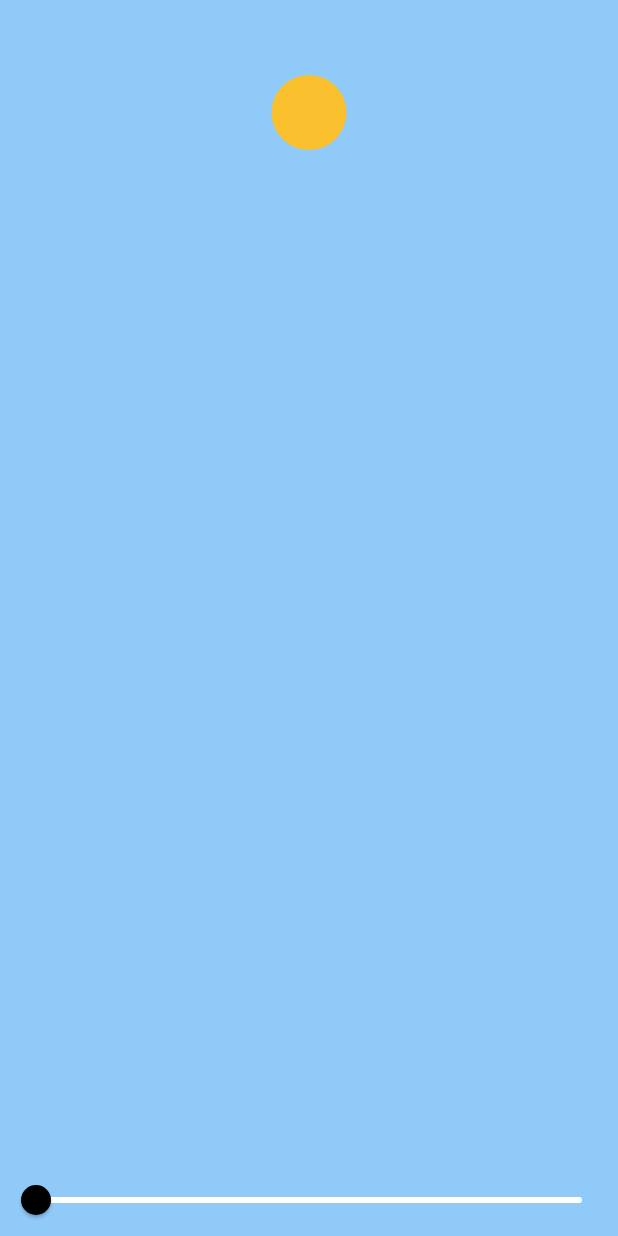
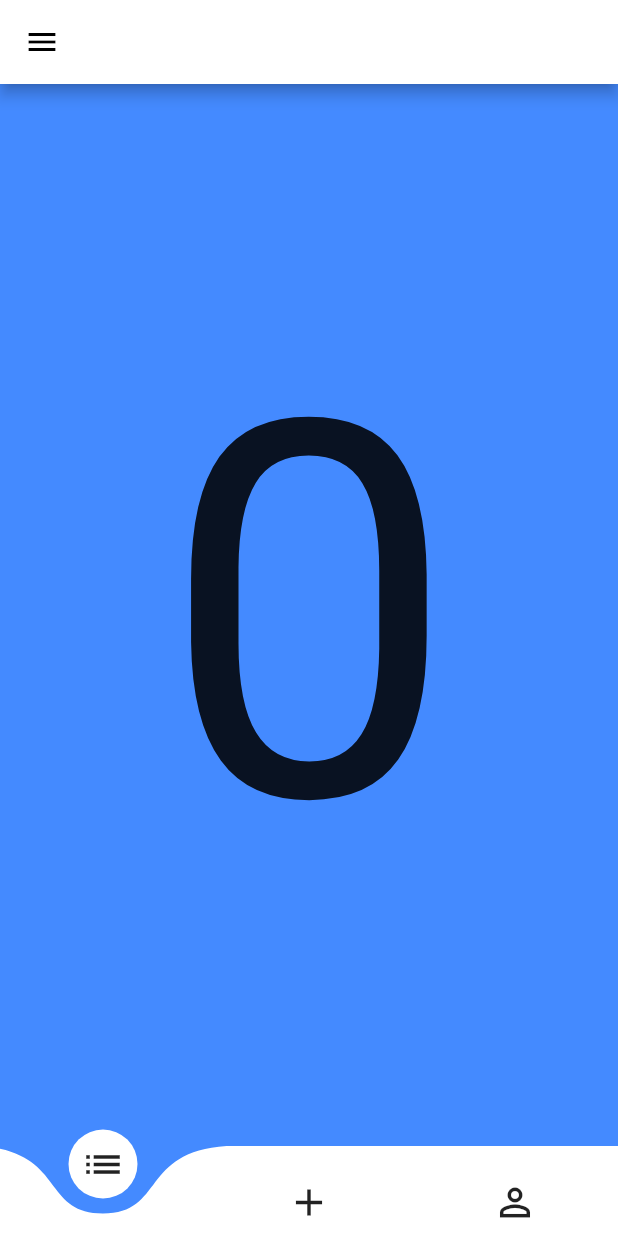
Before and after one commit to MoonStar32/Flutter_project_bottomNavBar_mk, a Flutter app: the screen it shows after launch, on a phone screen of 412 x 824 dp. Run offline on Flutter 3.47's test engine with Material 2 defaults, Android fonts, the phone set to English and light mode, and no system bars; drawn by our look-alikes of curved_navigation_bar.

Commit message:
Update main.dart

```diff
--- a/lib/main.dart
+++ b/lib/main.dart
@@ -1,61 +1,58 @@
 import 'package:flutter/material.dart';
+import 'package:curved_navigation_bar/curved_navigation_bar.dart';
 
-void main() {
-  runApp(const MaterialApp(
-    home: SunPage(),
-  ));
+void main() => runApp(MaterialApp(home: BottomNavBar()));
+
+class BottomNavBar extends StatefulWidget {
+  @override
+  _BottomNavBarState createState() => _BottomNavBarState();
 }
 
-class SunPage extends StatefulWidget{
-  const SunPage({super.key});
-
-  @override
-  State<SunPage> createState() => SunPageState();
-}
-
-class SunPageState extends State<SunPage> {
-  double sunState = 0;
-
-  getColor() {
-    if (sunState < 33){
-      return Colors.blue[200];
-    } else if (sunState < 66){
-      return Colors.deepOrange[300];
-    } else {
-      return Colors.purple[700];
-    }
-  }
-
+class _BottomNavBarState extends State<BottomNavBar> {
+  int _page = 0;
+  GlobalKey<CurvedNavigationBarState> _bottomNavigationKey = GlobalKey();
   @override
   Widget build(BuildContext context) {
     return Scaffold(
-      body: AnimatedContainer(
-        width: MediaQuery.of(context).size.width,
-        height: MediaQuery.of(context).size.height,
-        duration: const Duration(milliseconds: 500),
-        color: getColor(),
-        child: Column(
-          mainAxisAlignment: MainAxisAlignment.spaceBetween,
-          children: [
-            Container(
-              width: 50,
-              height: 50,
-              margin: EdgeInsets.only(top: 50 + sunState *4),
-              decoration: BoxDecoration(
-                color: Colors.yellow[700],
-                borderRadius: BorderRadius.circular(25)
-              ),
-            ),
-            Slider(
-              value: sunState,
-              max: 100,
-              activeColor: Colors.black,
-              inactiveColor: Colors.white,
-              onChanged: (value) => setState(() => sunState = value),
-            ),
-          ],
-        )
-      )
+      appBar: AppBar(
+        backgroundColor: Colors.white,
+        foregroundColor: Colors.black,
+      ),
+      drawer: Drawer(
+        child: Center(child: Text("Page")),
+      ),
+      bottomNavigationBar: CurvedNavigationBar(
+        key: _bottomNavigationKey,
+        index: 0,
+        height: 60.0,
+        items: <Widget>[
+          Icon(Icons.list, size: 30),
+          Icon(Icons.add, size: 30),
+          Icon(Icons.perm_identity, size: 30),
+        ],
+        color: Colors.white,
+        buttonBackgroundColor: Colors.white,
+        backgroundColor: Colors.blueAccent,
+        animationCurve: Curves.easeInOut,
+        animationDuration: Duration(milliseconds: 500),
+        onTap: (index) {
+          setState(() {
+            _page = index;
+          });
+        },
+        letIndexChange: (index) => true,
+      ),
+      body: Container(
+        color: Colors.blueAccent,
+        child: Center(
+          child: Column(
+            mainAxisAlignment: MainAxisAlignment.center,
+            children: <Widget>[
+              Text(_page.toString(), textScaleFactor: 25.0),
+            ],
+          ),
+        ),
+      ),
     );
   }
 }
```
